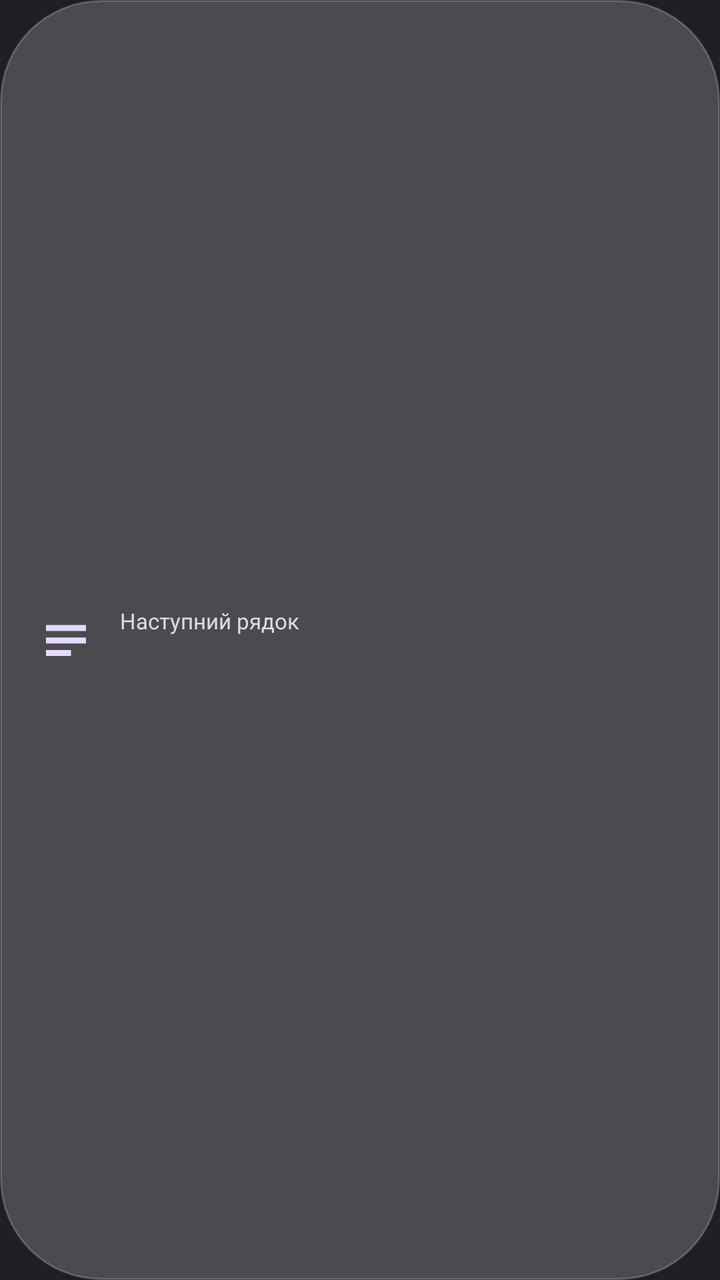
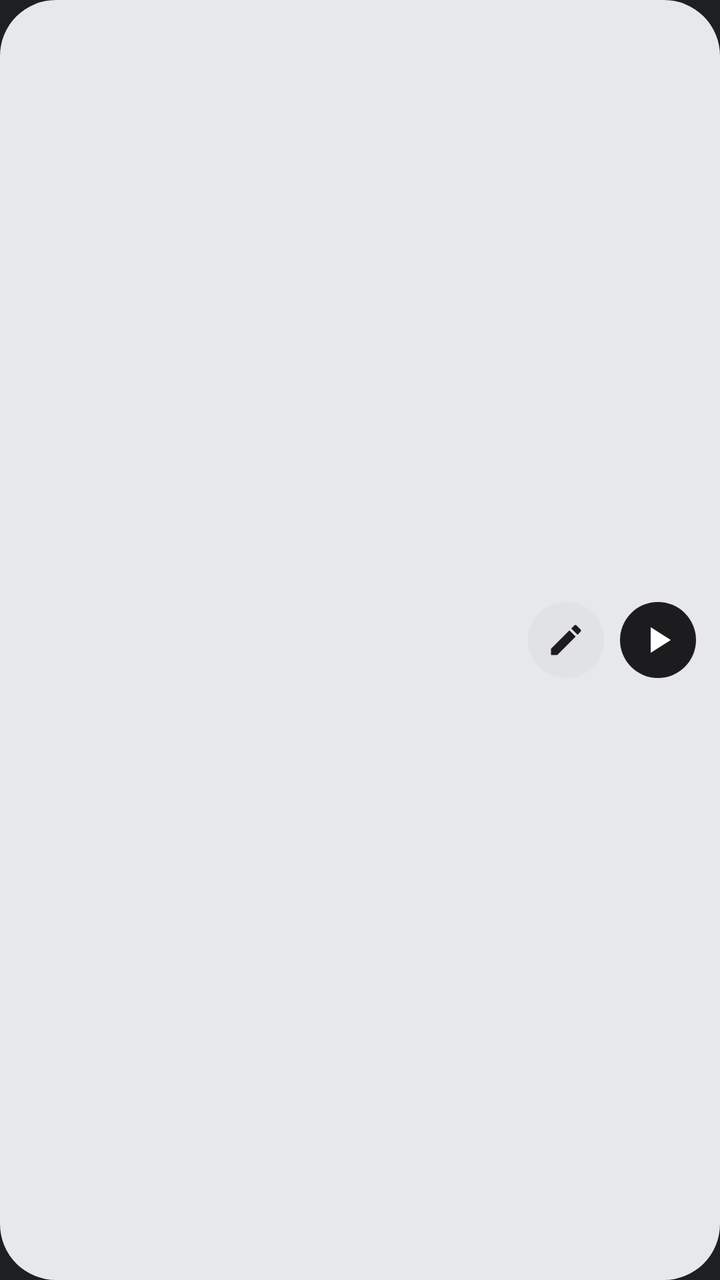

An Android layout rendered at two revisions. The XML below is the earlier revision; the diff shows what the commit changed to produce the second picture.
<!-- AndroidManifest.xml: application theme AppTheme -->
<!-- res/layout/widget_next.xml -->
<?xml version="1.0" encoding="utf-8"?>
<LinearLayout xmlns:android="http://schemas.android.com/apk/res/android"
    android:id="@android:id/background"
    android:layout_width="match_parent"
    android:layout_height="match_parent"
    android:background="@drawable/widget_bg"
    android:gravity="center_vertical"
    android:orientation="horizontal"
    android:paddingStart="18dp"
    android:paddingTop="8dp"
    android:paddingEnd="22dp"
    android:paddingBottom="8dp">

    <ImageView
        android:layout_width="30dp"
        android:layout_height="30dp"
        android:contentDescription="@null"
        android:src="@drawable/ic_lines" />

    <LinearLayout
        android:layout_width="0dp"
        android:layout_height="wrap_content"
        android:layout_marginStart="12dp"
        android:layout_weight="1"
        android:orientation="vertical">

        <TextView
            android:layout_width="match_parent"
            android:layout_height="wrap_content"
            android:singleLine="true"
            android:text="@string/widget_next_title"
            android:textColor="@color/w_sub"
            android:textSize="11sp" />

        <TextView
            android:id="@+id/n_text"
            android:layout_width="match_parent"
            android:layout_height="wrap_content"
            android:ellipsize="end"
            android:maxLines="2"
            android:textColor="@color/w_text"
            android:textSize="14sp" />
    </LinearLayout>
</LinearLayout>
<!-- resources referenced by this layout -->
<resources>
  <color name="w_sub">#CCFFFFFF</color>
  <color name="w_text">#FFFFFF</color>
  <!-- drawable ic_lines (drawable) -->
  <?xml version="1.0" encoding="utf-8"?>
  <vector xmlns:android="http://schemas.android.com/apk/res/android"
      android:width="24dp" android:height="24dp" android:viewportWidth="24" android:viewportHeight="24">
      <path android:fillColor="#E4DBFF" android:pathData="M4,6h16v2.4H4zM4,11h16v2.4H4zM4,16h10v2.4H4z" />
  </vector>
  <!-- drawable widget_bg (drawable) -->
  <?xml version="1.0" encoding="utf-8"?>
  <shape xmlns:android="http://schemas.android.com/apk/res/android" android:shape="rectangle">
      <solid android:color="#73807F86" />
      <stroke android:width="1dp" android:color="#33FFFFFF" />
      <corners android:radius="50dp" />
  </shape>
  <string name="widget_next_title">Наступний рядок</string>
  <style name="AppTheme" parent="@android:style/Theme.DeviceDefault.NoActionBar">
          <item name="android:windowBackground">@color/app_bg</item>
          <item name="android:statusBarColor">@color/app_panel</item>
          <item name="android:navigationBarColor">@color/app_panel</item>
      </style>
  <color name="app_bg">#1E1F22</color>
  <color name="app_panel">#232528</color>
</resources>

<!-- the commit's change to res/layout/widget_next.xml (unified diff, before → after) -->
@@ -6,16 +6,17 @@
     android:background="@drawable/widget_bg"
     android:gravity="center_vertical"
     android:orientation="horizontal"
-    android:paddingStart="18dp"
+    android:paddingStart="14dp"
     android:paddingTop="8dp"
-    android:paddingEnd="22dp"
+    android:paddingEnd="12dp"
     android:paddingBottom="8dp">
 
     <ImageView
-        android:layout_width="30dp"
-        android:layout_height="30dp"
+        android:id="@+id/n_ring"
+        android:layout_width="44dp"
+        android:layout_height="44dp"
         android:contentDescription="@null"
-        android:src="@drawable/ic_lines" />
+        android:scaleType="fitCenter" />
 
     <LinearLayout
         android:layout_width="0dp"
@@ -25,20 +26,42 @@
         android:orientation="vertical">
 
         <TextView
+            android:id="@+id/n_title"
             android:layout_width="match_parent"
             android:layout_height="wrap_content"
+            android:ellipsize="end"
             android:singleLine="true"
-            android:text="@string/widget_next_title"
-            android:textColor="@color/w_sub"
-            android:textSize="11sp" />
+            android:textColor="@color/w_text"
+            android:textSize="15sp"
+            android:textStyle="bold" />
 
         <TextView
             android:id="@+id/n_text"
             android:layout_width="match_parent"
             android:layout_height="wrap_content"
             android:ellipsize="end"
-            android:maxLines="2"
-            android:textColor="@color/w_text"
-            android:textSize="14sp" />
+            android:singleLine="true"
+            android:textColor="@color/w_sub"
+            android:textSize="12sp" />
     </LinearLayout>
+
+    <ImageView
+        android:id="@+id/n_edit"
+        android:layout_width="38dp"
+        android:layout_height="38dp"
+        android:layout_marginStart="6dp"
+        android:background="@drawable/w_btn_soft"
+        android:contentDescription="@string/widget_type"
+        android:padding="9dp"
+        android:src="@drawable/ic_w_edit_l" />
+
+    <ImageView
+        android:id="@+id/n_play"
+        android:layout_width="38dp"
+        android:layout_height="38dp"
+        android:layout_marginStart="8dp"
+        android:background="@drawable/w_btn"
+        android:contentDescription="@string/widget_next_action"
+        android:padding="8dp"
+        android:src="@drawable/ic_w_play" />
 </LinearLayout>
<!-- resource entries referenced after the edit -->
@@ -1,26 +1,47 @@
 <!-- resources referenced by this layout -->
 <resources>
-  <color name="w_sub">#CCFFFFFF</color>
-  <color name="w_text">#FFFFFF</color>
-  <!-- drawable ic_lines (drawable) -->
+  <color name="w_sub">#6C6C72</color>
+  <color name="w_text">#1C1C1E</color>
+  <!-- drawable ic_w_edit_l (drawable) -->
   <?xml version="1.0" encoding="utf-8"?>
   <vector xmlns:android="http://schemas.android.com/apk/res/android"
       android:width="24dp" android:height="24dp" android:viewportWidth="24" android:viewportHeight="24">
-      <path android:fillColor="#E4DBFF" android:pathData="M4,6h16v2.4H4zM4,11h16v2.4H4zM4,16h10v2.4H4z" />
+      <path android:fillColor="@color/w_text" android:pathData="M3,17.25V21h3.75L17.81,9.94l-3.75,-3.75L3,17.25zM20.71,7.04a1,1 0,0 0,0 -1.41l-2.34,-2.34a1,1 0,0 0,-1.41 0l-1.83,1.83 3.75,3.75 1.83,-1.83z" />
   </vector>
+  <!-- drawable ic_w_play (drawable) -->
+  <?xml version="1.0" encoding="utf-8"?>
+  <vector xmlns:android="http://schemas.android.com/apk/res/android"
+      android:width="24dp" android:height="24dp" android:viewportWidth="24" android:viewportHeight="24">
+      <path android:fillColor="@color/w_on_fill" android:pathData="M8,5v14l11,-7z" />
+  </vector>
+  <!-- drawable w_btn (drawable) -->
+  <?xml version="1.0" encoding="utf-8"?>
+  <shape xmlns:android="http://schemas.android.com/apk/res/android" android:shape="oval">
+      <solid android:color="@color/w_fill" />
+  </shape>
+  <!-- drawable w_btn_soft (drawable) -->
+  <?xml version="1.0" encoding="utf-8"?>
+  <shape xmlns:android="http://schemas.android.com/apk/res/android" android:shape="oval">
+      <solid android:color="@color/w_surf" />
+  </shape>
   <!-- drawable widget_bg (drawable) -->
   <?xml version="1.0" encoding="utf-8"?>
   <shape xmlns:android="http://schemas.android.com/apk/res/android" android:shape="rectangle">
-      <solid android:color="#73807F86" />
-      <stroke android:width="1dp" android:color="#33FFFFFF" />
-      <corners android:radius="50dp" />
+      <solid android:color="@color/w_card" />
+      <corners android:radius="@dimen/w_radius" />
   </shape>
-  <string name="widget_next_title">Наступний рядок</string>
+  <string name="widget_next_action">Продовжити</string>
+  <string name="widget_type">Писати</string>
   <style name="AppTheme" parent="@android:style/Theme.DeviceDefault.NoActionBar">
           <item name="android:windowBackground">@color/app_bg</item>
           <item name="android:statusBarColor">@color/app_panel</item>
           <item name="android:navigationBarColor">@color/app_panel</item>
       </style>
+  <color name="w_on_fill">#FFFFFF</color>
+  <color name="w_fill">#1C1C1E</color>
+  <color name="w_surf">#E1E2E6</color>
+  <color name="w_card">#F2F1F3F5</color>
+  <dimen name="w_radius">28dp</dimen>
   <color name="app_bg">#1E1F22</color>
   <color name="app_panel">#232528</color>
 </resources>
